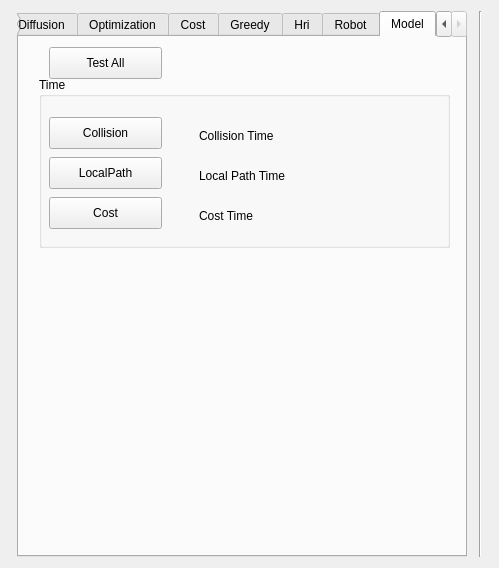
Above: qtWindow/qtMainInterface/sidewindow.ui from jmainpri/libmove3d before the change. Below: the same form after it.
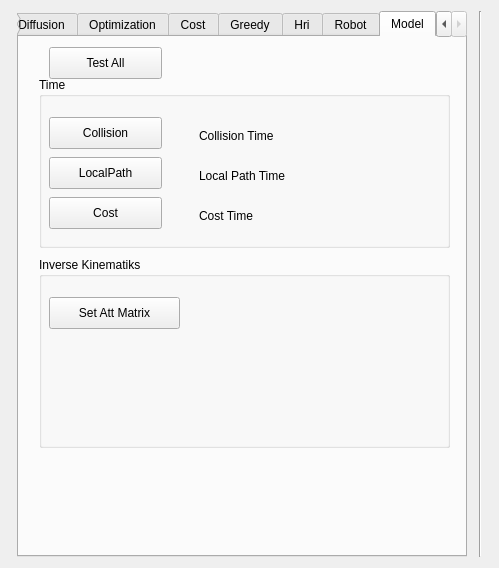
That is the form after the change. The open tabs and pages were chosen to show the change. Custom widgets are drawn as their Qt base class.

Commit message: Adding a function for computing Att Matrix

What changed in the file:
```diff
--- a/qtWindow/qtMainInterface/sidewindow.ui
+++ b/qtWindow/qtMainInterface/sidewindow.ui
@@ -1045,6 +1045,32 @@
         <string>Test All</string>
        </property>
       </widget>
+      <widget class="QGroupBox" name="groupBoxInverseKinematiks">
+       <property name="geometry">
+        <rect>
+         <x>20</x>
+         <y>220</y>
+         <width>411</width>
+         <height>191</height>
+        </rect>
+       </property>
+       <property name="title">
+        <string>Inverse Kinematiks</string>
+       </property>
+       <widget class="QPushButton" name="pushButtonAttMat">
+        <property name="geometry">
+         <rect>
+          <x>10</x>
+          <y>40</y>
+          <width>131</width>
+          <height>32</height>
+         </rect>
+        </property>
+        <property name="text">
+         <string>Set Att Matrix</string>
+        </property>
+       </widget>
+      </widget>
      </widget>
     </widget>
    </item>
```
Left out of the diff: 2 changed lines with no effect on the pictures. The commit also changes 9 other files.
